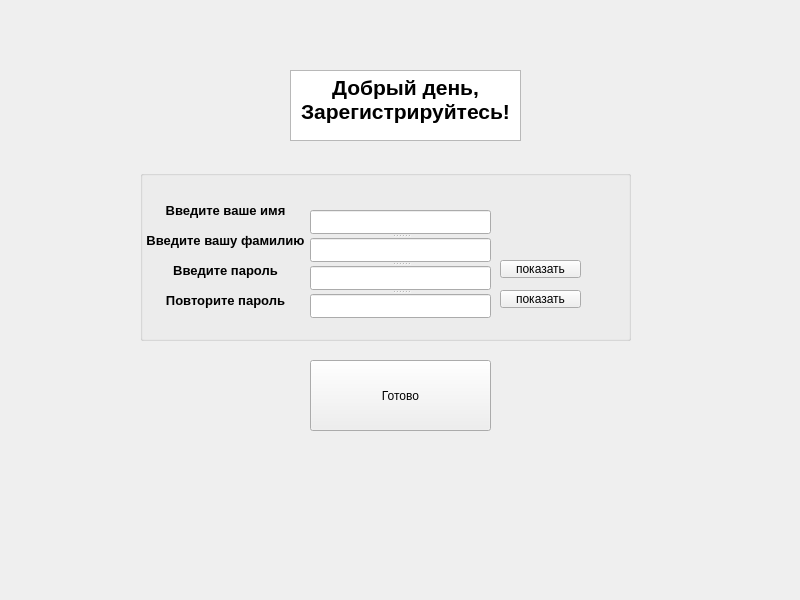
Old version of the form mainwindow.ui in the repository curseofuselessness/fpm_bank.
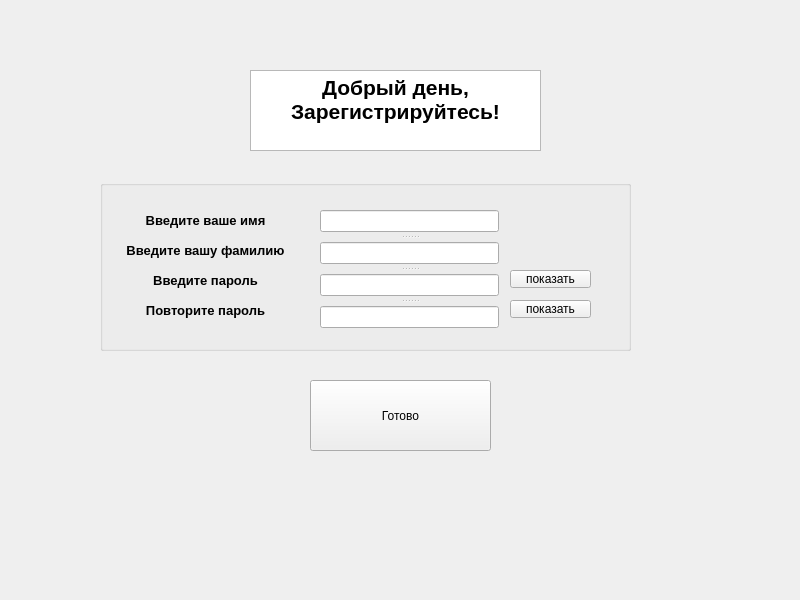
New version of the form.

```diff
--- a/mainwindow.ui
+++ b/mainwindow.ui
@@ -29,12 +29,18 @@
    <widget class="QTextBrowser" name="textBrowser">
     <property name="geometry">
      <rect>
-      <x>290</x>
+      <x>250</x>
       <y>70</y>
-      <width>231</width>
-      <height>71</height>
+      <width>291</width>
+      <height>81</height>
      </rect>
     </property>
+    <property name="verticalScrollBarPolicy">
+     <enum>Qt::ScrollBarPolicy::ScrollBarAlwaysOff</enum>
+    </property>
+    <property name="horizontalScrollBarPolicy">
+     <enum>Qt::ScrollBarPolicy::ScrollBarAlwaysOff</enum>
+    </property>
     <property name="html">
      <string>&lt;!DOCTYPE HTML PUBLIC &quot;-//W3C//DTD HTML 4.0//EN&quot; &quot;http://www.w3.org/TR/REC-html40/strict.dtd&quot;&gt;
 &lt;html&gt;&lt;head&gt;&lt;meta name=&quot;qrichtext&quot; content=&quot;1&quot; /&gt;&lt;meta charset=&quot;utf-8&quot; /&gt;&lt;style type=&quot;text/css&quot;&gt;
@@ -50,11 +56,14 @@
     <property name="geometry">
      <rect>
       <x>310</x>
-      <y>360</y>
+      <y>380</y>
       <width>181</width>
       <height>71</height>
      </rect>
     </property>
+    <property name="autoFillBackground">
+     <bool>false</bool>
+    </property>
     <property name="text">
      <string>Готово</string>
     </property>
@@ -62,9 +71,9 @@
    <widget class="QGroupBox" name="reg_lines">
     <property name="geometry">
      <rect>
-      <x>140</x>
-      <y>170</y>
-      <width>491</width>
+      <x>100</x>
+      <y>180</y>
+      <width>531</width>
       <height>171</height>
      </rect>
     </property>
@@ -83,7 +92,7 @@
     <widget class="QPushButton" name="show_pass_tw">
      <property name="geometry">
       <rect>
-       <x>360</x>
+       <x>410</x>
        <y>120</y>
        <width>81</width>
        <height>18</height>
@@ -96,7 +105,7 @@
     <widget class="QPushButton" name="show_pass">
      <property name="geometry">
       <rect>
-       <x>360</x>
+       <x>410</x>
        <y>90</y>
        <width>81</width>
        <height>18</height>
@@ -109,21 +118,24 @@
     <widget class="QSplitter" name="splitter">
      <property name="geometry">
       <rect>
-       <x>170</x>
-       <y>40</y>
-       <width>181</width>
-       <height>108</height>
+       <x>220</x>
+       <y>30</y>
+       <width>179</width>
+       <height>118</height>
       </rect>
      </property>
      <property name="maximumSize">
       <size>
        <width>16777215</width>
-       <height>16777215</height>
+       <height>142</height>
       </size>
      </property>
      <property name="orientation">
       <enum>Qt::Orientation::Vertical</enum>
      </property>
+     <property name="handleWidth">
+      <number>10</number>
+     </property>
      <widget class="QLineEdit" name="enter_name_line">
       <property name="enabled">
        <bool>true</bool>
@@ -195,7 +207,7 @@
       <rect>
        <x>0</x>
        <y>120</y>
-       <width>171</width>
+       <width>211</width>
        <height>21</height>
       </rect>
      </property>
@@ -208,7 +220,7 @@
       <rect>
        <x>0</x>
        <y>30</y>
-       <width>171</width>
+       <width>211</width>
        <height>21</height>
       </rect>
      </property>
@@ -221,7 +233,7 @@
       <rect>
        <x>0</x>
        <y>60</y>
-       <width>171</width>
+       <width>211</width>
        <height>21</height>
       </rect>
      </property>
@@ -234,7 +246,7 @@
       <rect>
        <x>0</x>
        <y>90</y>
-       <width>171</width>
+       <width>211</width>
        <height>21</height>
       </rect>
      </property>
```
